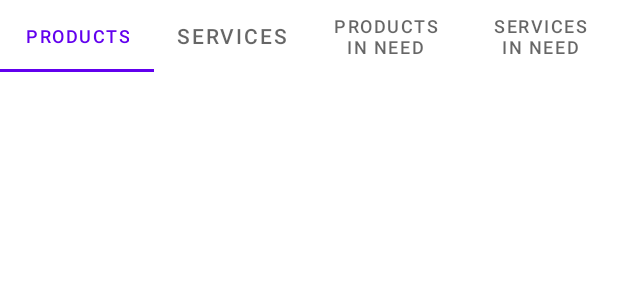
After one commit to CS5520Feinberg/final-project-v2-group-10, an Android app: the layout activity_search.xml on its own in the app's theme, with its tools: preview values and no code run, on a phone screen of 412 x 824 dp. The commit adds this screen. Shown: the top 300 px of the screen. Run offline under Robolectric (Android 15) with nearby library versions, the phone set to English and light mode, and no system bars.

Commit message:
add framework for search

```diff
--- a/app/src/main/java/edu/northeastern/numad23su_team_v2_group_10_final_project/post/create_post/UploadImageActivity.java
+++ b/app/src/main/java/edu/northeastern/numad23su_team_v2_group_10_final_project/post/create_post/UploadImageActivity.java
@@ -1,7 +1,6 @@
 package edu.northeastern.numad23su_team_v2_group_10_final_project.post.create_post;
 
 import static edu.northeastern.numad23su_team_v2_group_10_final_project.post.Utils.getPath;
-import static edu.northeastern.numad23su_team_v2_group_10_final_project.post.Utils.getRealPathFromURI;
 
 import androidx.annotation.NonNull;
 import androidx.appcompat.app.AppCompatActivity;
@@ -15,16 +14,13 @@ import androidx.recyclerview.widget.RecyclerView;
 
 import android.Manifest;
 import android.content.ContentValues;
-import android.content.Context;
 import android.content.Intent;
 import android.content.pm.PackageManager;
-import android.graphics.Bitmap;
 import android.net.Uri;
 import android.os.Build;
 import android.os.Bundle;
 import android.os.Environment;
 import android.provider.MediaStore;
-import android.util.Log;
 import android.view.Menu;
 import android.view.MenuInflater;
 import android.view.MenuItem;
@@ -36,13 +32,11 @@ import android.widget.Toast;
 
 import com.google.android.material.bottomappbar.BottomAppBar;
 
-import java.io.ByteArrayOutputStream;
 import java.io.File;
 import java.io.IOException;
 import java.text.SimpleDateFormat;
 import java.util.ArrayList;
 import java.util.Date;
-import java.util.List;
 import java.util.Locale;
 
 import edu.northeastern.numad23su_team_v2_group_10_final_project.R;
--- a/app/src/main/java/edu/northeastern/numad23su_team_v2_group_10_final_project/service/ServiceFragment.java
+++ b/app/src/main/java/edu/northeastern/numad23su_team_v2_group_10_final_project/service/ServiceFragment.java
@@ -15,7 +15,7 @@ import com.google.android.material.tabs.TabLayoutMediator;
 import java.util.ArrayList;
 
 import edu.northeastern.numad23su_team_v2_group_10_final_project.R;
-import edu.northeastern.numad23su_team_v2_group_10_final_project.public_fragments.PostFragment;
+import edu.northeastern.numad23su_team_v2_group_10_final_project.public_fragments.TempPostFragment;
 import edu.northeastern.numad23su_team_v2_group_10_final_project.public_fragments.FSAdapter;
 
 /**
@@ -73,8 +73,8 @@ public class ServiceFragment extends Fragment {
         TabLayout tabLayout = view.findViewById(R.id.tab_layout);
         ViewPager2 viewpager = view.findViewById(R.id.view_pager);
         FSAdapter vpAdapter = new FSAdapter(this);
-        vpAdapter.addFragment(PostFragment.newInstance("I offer", "product"));
-        vpAdapter.addFragment(PostFragment.newInstance("I need", "product"));
+        vpAdapter.addFragment(TempPostFragment.newInstance("", "services"));
+        vpAdapter.addFragment(TempPostFragment.newInstance("", "services in need"));
         viewpager.setAdapter(vpAdapter);
         ArrayList<String> fragmentTitle = new ArrayList<>();
         fragmentTitle.add("I offer");
--- /dev/null
+++ b/app/src/main/res/drawable/ic_baseline_search_24.xml
@@ -0,0 +1,5 @@
+<vector android:height="24dp" android:tint="#FFFFFF"
+    android:viewportHeight="24" android:viewportWidth="24"
+    android:width="24dp" xmlns:android="http://schemas.android.com/apk/res/android">
+    <path android:fillColor="@android:color/white" android:pathData="M15.5,14h-0.79l-0.28,-0.27C15.41,12.59 16,11.11 16,9.5 16,5.91 13.09,3 9.5,3S3,5.91 3,9.5 5.91,16 9.5,16c1.61,0 3.09,-0.59 4.23,-1.57l0.27,0.28v0.79l5,4.99L20.49,19l-4.99,-5zM9.5,14C7.01,14 5,11.99 5,9.5S7.01,5 9.5,5 14,7.01 14,9.5 11.99,14 9.5,14z"/>
+</vector>
--- /dev/null
+++ b/app/src/main/res/layout/activity_search.xml
@@ -0,0 +1,54 @@
+<?xml version="1.0" encoding="utf-8"?>
+<androidx.constraintlayout.widget.ConstraintLayout xmlns:android="http://schemas.android.com/apk/res/android"
+    xmlns:app="http://schemas.android.com/apk/res-auto"
+    xmlns:tools="http://schemas.android.com/tools"
+    android:layout_width="match_parent"
+    android:layout_height="match_parent"
+    tools:context=".search.SearchActivity">
+
+    <com.google.android.material.tabs.TabLayout
+        android:id="@+id/tab_layout"
+        android:layout_width="match_parent"
+        android:layout_height="wrap_content"
+        app:layout_constraintEnd_toEndOf="parent"
+        app:layout_constraintStart_toStartOf="parent"
+        app:layout_constraintTop_toTopOf="parent"
+        app:tabMaxWidth="0dp"
+        app:tabGravity="fill"
+        app:tabMode="fixed">
+
+        <com.google.android.material.tabs.TabItem
+            android:layout_width="wrap_content"
+            android:layout_height="wrap_content"
+            android:text="Products" />
+
+        <com.google.android.material.tabs.TabItem
+            android:layout_width="wrap_content"
+            android:layout_height="wrap_content"
+            android:text="Services" />
+        <com.google.android.material.tabs.TabItem
+            android:layout_width="wrap_content"
+            android:layout_height="wrap_content"
+            android:text="Products in Need" />
+
+        <com.google.android.material.tabs.TabItem
+            android:layout_width="wrap_content"
+            android:layout_height="wrap_content"
+            android:text="Services in Need" />
+
+
+    </com.google.android.material.tabs.TabLayout>
+
+    <androidx.viewpager2.widget.ViewPager2
+        android:id="@+id/view_pager"
+        android:layout_width="match_parent"
+        android:layout_height="0dp"
+        android:orientation="horizontal"
+        app:layout_constraintBottom_toBottomOf="parent"
+        app:layout_constraintEnd_toEndOf="parent"
+        app:layout_constraintStart_toStartOf="parent"
+        app:layout_constraintTop_toBottomOf="@+id/tab_layout">
+
+    </androidx.viewpager2.widget.ViewPager2>
+
+</androidx.constraintlayout.widget.ConstraintLayout>
```
Also changed, not shown: app/src/main/AndroidManifest.xml (+14 -4 lines), app/src/main/java/edu/northeastern/numad23su_team_v2_group_10_final_project/MainActivity.java (+46 -0 lines), app/src/main/java/edu/northeastern/numad23su_team_v2_group_10_final_project/product/ProductFragment.java (+3 -4 lines), app/src/main/java/edu/northeastern/numad23su_team_v2_group_10_final_project/public_fragments/TempPostFragment.java (renamed from app/src/main/java/edu/northeastern/numad23su_team_v2_group_10_final_project/public_fragments/PostFragment.java, +8 -8 lines), app/src/main/java/edu/northeastern/numad23su_team_v2_group_10_final_project/search/SearchActivity.java (added, +116 -0 lines), app/src/main/res/layout/fragment_post.xml (+5 -7 lines), app/src/main/res/menu/search_top.xml (added, +10 -0 lines).
